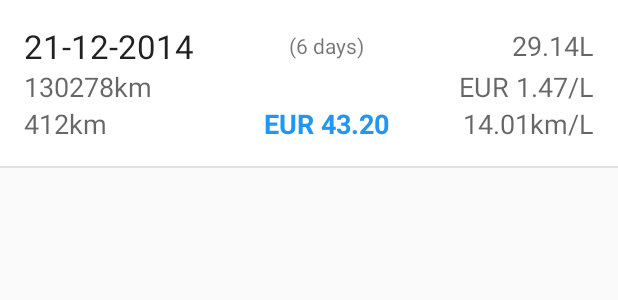
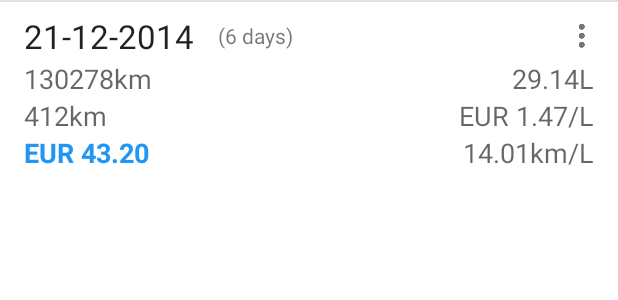
Before and after one commit to jcbaar/MoneyPit, an Android app: the layout fillup_row_template.xml on its own in the app's theme, with its tools: preview values and no code run, on a phone screen of 412 x 824 dp. Shown: the top 300 px of the screen. Run offline under Robolectric (Android 15) with nearby library versions, the phone set to English and light mode, and no system bars.

Commit message:
- Changed CheckBox to CheckedTextView in the edit fillup activity to create a checkbox with the check right aligned. - Re-arranged the fill-up row layout to include an overflow button. - Added the possibility to edit and/or delete a fill-up.

```diff
--- a/app/src/main/java/com/development/jaba/adapters/FillupRowAdapter.java
+++ b/app/src/main/java/com/development/jaba/adapters/FillupRowAdapter.java
@@ -10,6 +10,7 @@ import android.support.v7.widget.RecyclerView;
 import android.view.LayoutInflater;
 import android.view.View;
 import android.view.ViewGroup;
+import android.widget.ImageButton;
 import android.widget.TextView;
 
 import java.util.Collections;
@@ -120,6 +121,7 @@ public class FillupRowAdapter extends BaseRecyclerViewAdapter<FillupRowAdapter.F
 
         private final TextView mDate, mOdometer, mDistance,
                 mDays, mTotalCost, mVolume, mCost, mEconomy;
+        private final ImageButton mMenuButton;
 
         /**
          * Constructor. Initializes an instance of the object and caches the
@@ -139,6 +141,10 @@ public class FillupRowAdapter extends BaseRecyclerViewAdapter<FillupRowAdapter.F
             mVolume = (TextView) itemView.findViewById(R.id.fillupVolume);
             mCost = (TextView) itemView.findViewById(R.id.fillupCost);
             mEconomy = (TextView) itemView.findViewById(R.id.fillupEconomy);
+            mMenuButton = (ImageButton) itemView.findViewById(R.id.headerMenu);
+
+            // Attach a PopupMenu to the menu button.
+            setMenuView(mMenuButton, mContext.getResources().getStringArray(R.array.edit_delete));
         }
 
         public TextView getDate() {
--- a/app/src/main/res/layout/fillup_row_template.xml
+++ b/app/src/main/res/layout/fillup_row_template.xml
@@ -1,9 +1,48 @@
 <?xml version="1.0" encoding="utf-8"?>
-<LinearLayout xmlns:android="http://schemas.android.com/apk/res/android"
+<RelativeLayout xmlns:android="http://schemas.android.com/apk/res/android"
     android:layout_width="match_parent"
     android:layout_height="wrap_content"
     android:orientation="vertical"
     android:background="@drawable/list_card_states">
+
+    <LinearLayout
+        android:layout_width="match_parent"
+        android:layout_height="wrap_content"
+        android:orientation="horizontal"
+        android:id="@+id/rowHeader">
+
+        <TextView
+            android:id="@+id/fillupDate"
+            android:text="21-12-2014"
+            android:textAppearance="?android:attr/textAppearanceLarge"
+            android:layout_width="wrap_content"
+            android:layout_height="wrap_content"
+            android:ellipsize="end"
+            android:layout_gravity="center_vertical"
+            android:paddingLeft="@dimen/activity_horizontal_margin"/>
+
+        <TextView
+            android:id="@+id/fillupSpan"
+            android:layout_gravity="center_vertical"
+            android:gravity="center"
+            android:text="(6 days)"
+            android:textAppearance="?android:attr/textAppearanceSmall"
+            android:paddingLeft="@dimen/activity_horizontal_margin"
+            android:layout_width="wrap_content"
+            android:layout_height="wrap_content" />
+
+        <Space
+            android:layout_width="0dp"
+            android:layout_height="0dp"
+            android:layout_weight="1"/>
+
+        <ImageButton
+            android:id="@+id/headerMenu"
+            android:layout_width="48dp"
+            android:layout_height="48dp"
+            android:background="#0000"
+            android:src="@drawable/card_menu_button_overflow_material" />
+    </LinearLayout>
 
     <TableLayout
         android:id="@+id/fillupContainer"
@@ -14,26 +53,20 @@
         android:paddingBottom="@dimen/activity_vertical_margin"
         android:paddingLeft="@dimen/activity_horizontal_margin"
         android:paddingRight="@dimen/activity_horizontal_margin"
-        android:paddingTop="@dimen/activity_vertical_margin"
         android:rowCount="3"
-        android:stretchColumns="1">
+        android:stretchColumns="1"
+        android:layout_below="@+id/rowHeader"
+        android:layout_marginTop="-8dp">
 
         <TableRow android:layout_width="match_parent"
             android:layout_height="wrap_content">
 
             <TextView
-                android:id="@+id/fillupDate"
-                android:text="21-12-2014"
-                android:textAppearance="?android:attr/textAppearanceLarge"
-                android:layout_column="0" />
-
-            <TextView
-                android:id="@+id/fillupSpan"
-                android:layout_gravity="center"
-                android:gravity="center"
-                android:text="(6 days)"
-                android:textAppearance="?android:attr/textAppearanceSmall"
-                android:layout_column="1" />
+                android:id="@+id/fillupOdometer"
+                android:layout_gravity="left"
+                android:text="130278km"
+                android:textAppearance="?android:attr/textAppearanceMedium"
+                android:layout_column="0"/>
 
             <TextView
                 android:id="@+id/fillupVolume"
@@ -48,28 +81,22 @@
             android:layout_height="wrap_content">
 
             <TextView
-                android:id="@+id/fillupOdometer"
-                android:layout_gravity="left"
-                android:text="130278km"
-                android:textAppearance="?android:attr/textAppearanceMedium" />
-
-            <TextView />
+                android:id="@+id/fillupDistance"
+                android:text="412km"
+                android:textAppearance="?android:attr/textAppearanceMedium"
+                android:layout_column="0"/>
 
             <TextView
                 android:id="@+id/fillupCost"
                 android:layout_gravity="right"
                 android:layout_weight="1"
                 android:text="EUR 1.47/L"
-                android:textAppearance="?android:attr/textAppearanceMedium" />
+                android:textAppearance="?android:attr/textAppearanceMedium"
+                android:layout_column="2"/>
         </TableRow>
 
         <TableRow android:layout_width="match_parent"
             android:layout_height="wrap_content">
-
-            <TextView
-                android:id="@+id/fillupDistance"
-                android:text="412km"
-                android:textAppearance="?android:attr/textAppearanceMedium" />
 
             <TextView
                 android:id="@+id/fillupTotalCost"
@@ -77,18 +104,19 @@
                 android:textAppearance="?android:attr/textAppearanceMedium"
                 android:textColor="@color/primaryColor"
                 android:textStyle="bold"
-                android:layout_gravity="center_horizontal" />
+                android:layout_column="0"/>
 
             <TextView
                 android:id="@+id/fillupEconomy"
                 android:layout_gravity="right"
                 android:gravity="right"
                 android:text="14.01km/L"
-                android:textAppearance="?android:attr/textAppearanceMedium" />
+                android:textAppearance="?android:attr/textAppearanceMedium"
+                android:layout_column="2"/>
         </TableRow>
     </TableLayout>
     <View
         android:layout_width="match_parent"
         android:layout_height="1dp"
         android:background="@color/listDividerLight" />
-</LinearLayout>
+</RelativeLayout>
--- a/app/src/main/res/values/strings.xml
+++ b/app/src/main/res/values/strings.xml
@@ -56,6 +56,7 @@
     <string name="dialog_close">Close</string>
     <string name="dialog_delete_car_title">Delete \'%1$s\'...</string>
     <string name="dialog_delete_car_content">This will delete the car from the database including all of it\'s fill-up information.\n\n<b><i>This can not be undone!</i></b>\n\nAre you sure you want to continue?</string>
+    <string name="dialog_delete_fillup_content">This will delete the fill-up from the database.\n\n<b><i>This can not be undone!</i></b>\n\nAre you sure you want to continue?</string>
     <string name="fillupOdometer">Odometer</string>
     <string name="fillupVolume">Volume</string>
     <string name="fillupPrice">Price</string>
```
Also changed, not shown: app/src/main/java/com/development/jaba/fragments/CarDetailsFillupsFragment.java (+31 -1 lines), app/src/main/java/com/development/jaba/moneypit/AddOrEditFillupActivity.java (+12 -5 lines), app/src/main/res/layout/activity_add_or_edit_fillup.xml (+14 -7 lines).
